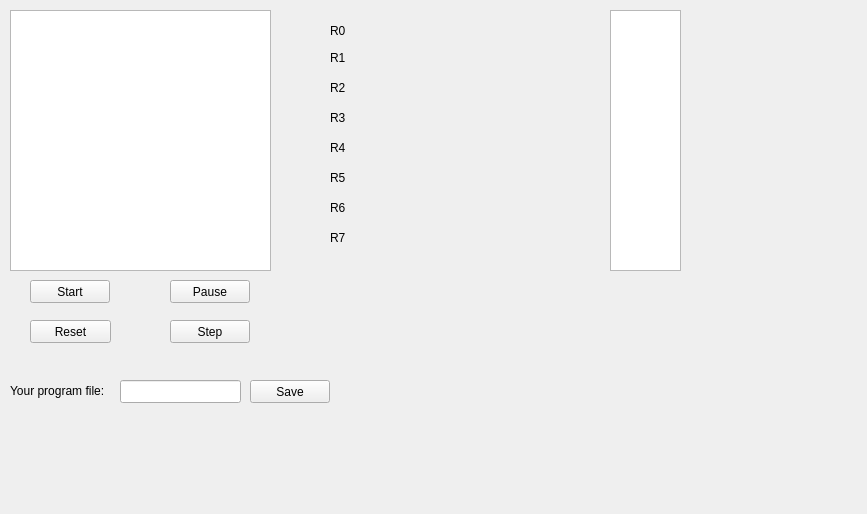
asnorkin/emulator_pdp11, file mainwidget.ui: the form before one commit.
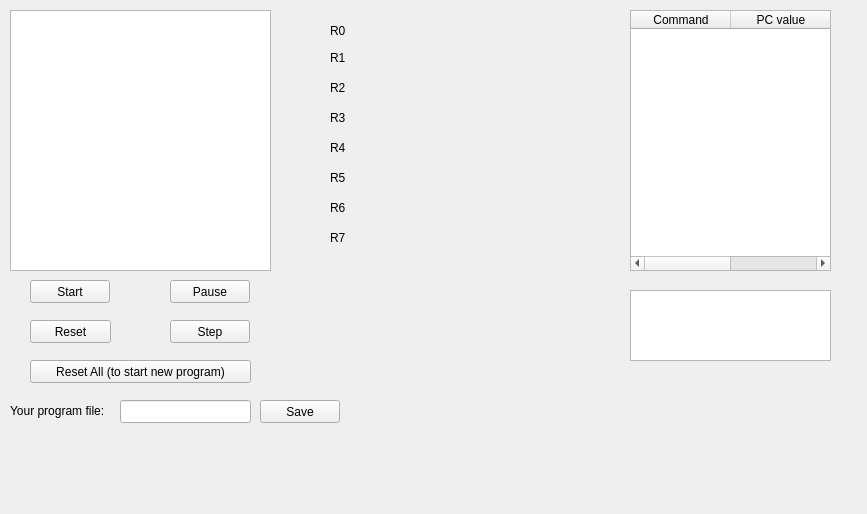
The form after the commit.

Diff of the .ui file:
```diff
--- a/mainwidget.ui
+++ b/mainwidget.ui
@@ -78,12 +78,15 @@
   <widget class="QListWidget" name="listWidget">
    <property name="geometry">
     <rect>
-     <x>610</x>
-     <y>10</y>
-     <width>71</width>
-     <height>261</height>
+     <x>630</x>
+     <y>290</y>
+     <width>201</width>
+     <height>71</height>
     </rect>
    </property>
+   <property name="layoutDirection">
+    <enum>Qt::LeftToRight</enum>
+   </property>
   </widget>
   <widget class="QLabel" name="label">
    <property name="geometry">
@@ -324,7 +327,7 @@
    <property name="geometry">
     <rect>
      <x>10</x>
-     <y>370</y>
+     <y>390</y>
      <width>111</width>
      <height>41</height>
     </rect>
@@ -337,8 +340,8 @@
    <property name="geometry">
     <rect>
      <x>120</x>
-     <y>380</y>
-     <width>121</width>
+     <y>400</y>
+     <width>131</width>
      <height>23</height>
     </rect>
    </property>
@@ -346,8 +349,8 @@
   <widget class="QPushButton" name="pushButton_5">
    <property name="geometry">
     <rect>
-     <x>250</x>
-     <y>380</y>
+     <x>260</x>
+     <y>400</y>
      <width>80</width>
      <height>23</height>
     </rect>
@@ -356,6 +359,39 @@
     <string>Save</string>
    </property>
   </widget>
+  <widget class="QTableWidget" name="tableWidget">
+   <property name="geometry">
+    <rect>
+     <x>630</x>
+     <y>10</y>
+     <width>201</width>
+     <height>261</height>
+    </rect>
+   </property>
+   <column>
+    <property name="text">
+     <string>Command</string>
+    </property>
+   </column>
+   <column>
+    <property name="text">
+     <string>PC value</string>
+    </property>
+   </column>
+  </widget>
+  <widget class="QPushButton" name="pushButton_6">
+   <property name="geometry">
+    <rect>
+     <x>30</x>
+     <y>360</y>
+     <width>221</width>
+     <height>23</height>
+    </rect>
+   </property>
+   <property name="text">
+    <string>Reset All (to start new program)</string>
+   </property>
+  </widget>
  </widget>
  <layoutdefault spacing="6" margin="11"/>
  <resources/>
```
